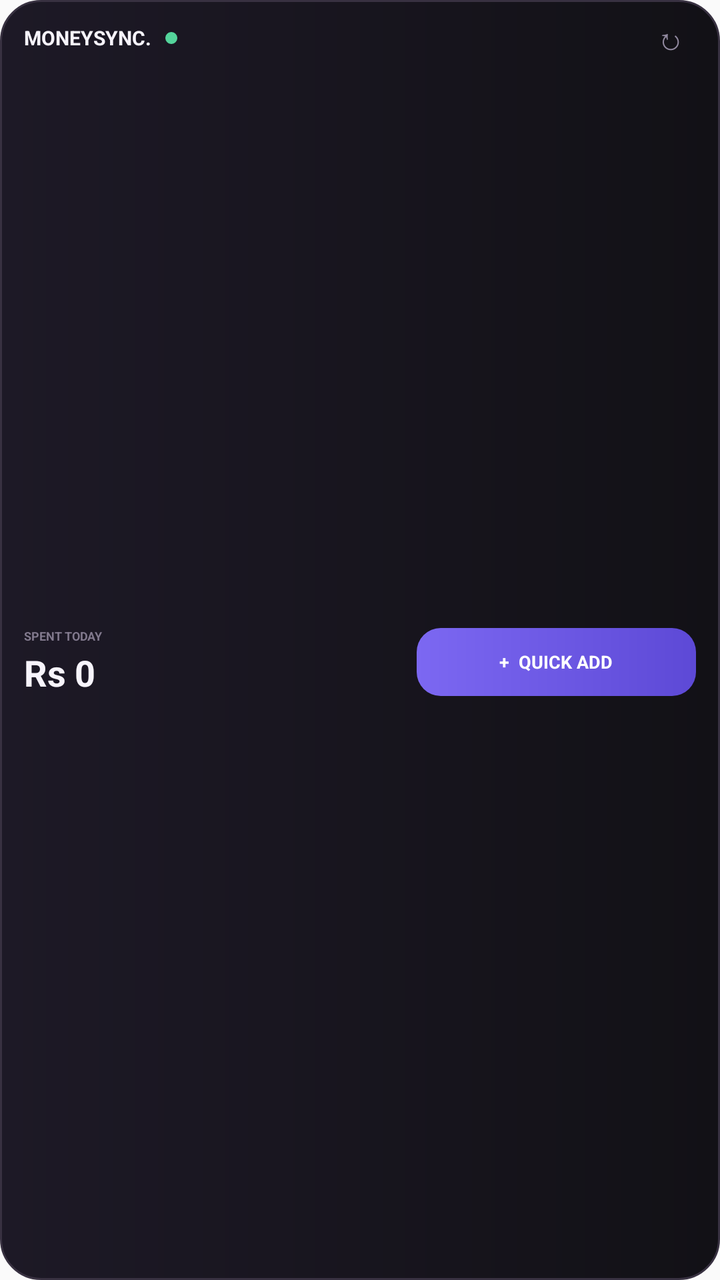
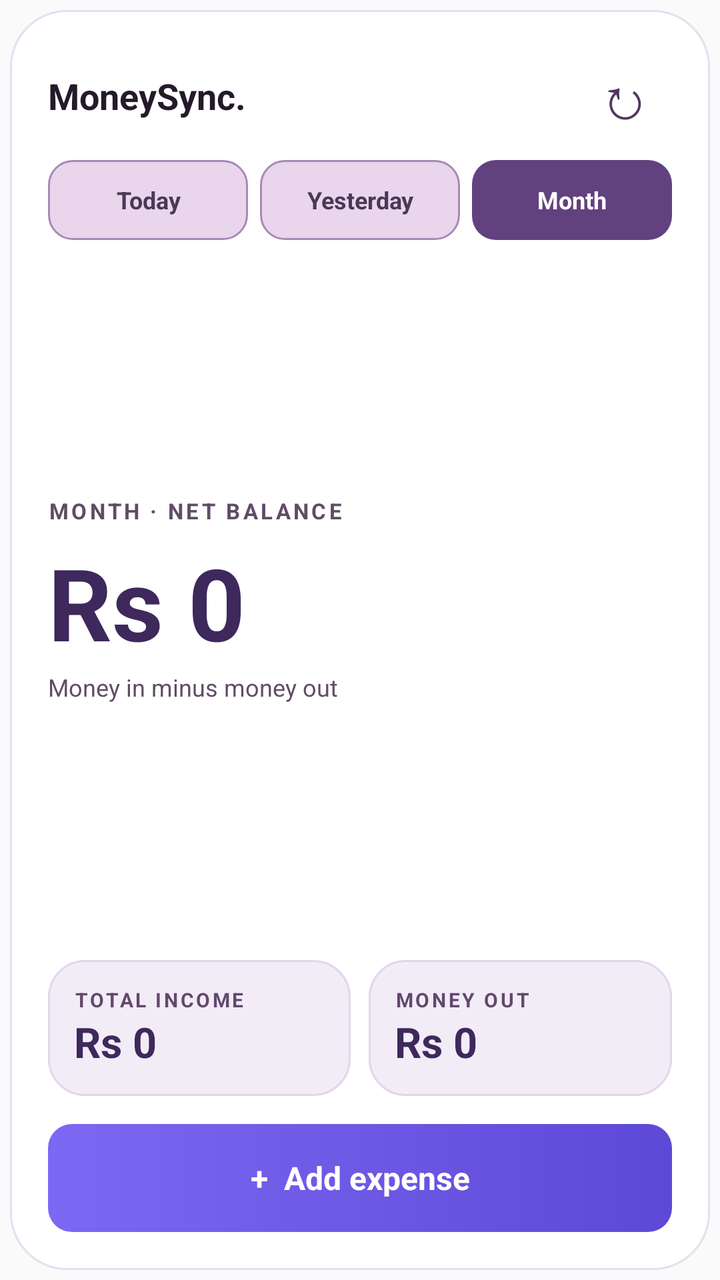

The first picture is an Android layout as it rendered before a commit; the second is the same layout after the commit. The layout source and the unified diff follow.
<!-- AndroidManifest.xml: application theme AppTheme -->
<!-- res/layout/kharcha_widget.xml -->
<?xml version="1.0" encoding="utf-8"?>
<LinearLayout xmlns:android="http://schemas.android.com/apk/res/android"
  android:id="@+id/widget_root"
  android:layout_width="match_parent"
  android:layout_height="match_parent"
  android:background="@drawable/widget_background"
  android:orientation="vertical"
  android:paddingStart="12dp"
  android:paddingTop="8dp"
  android:paddingEnd="12dp"
  android:paddingBottom="8dp">

  <LinearLayout
    android:layout_width="match_parent"
    android:layout_height="wrap_content"
    android:gravity="center_vertical"
    android:orientation="horizontal">

    <TextView
      android:layout_width="wrap_content"
      android:layout_height="wrap_content"
      android:text="MONEYSYNC."
      android:textColor="#F7F4FC"
      android:textSize="10sp"
      android:textStyle="bold" />

    <TextView
      android:layout_width="6dp"
      android:layout_height="6dp"
      android:layout_marginStart="7dp"
      android:background="@drawable/widget_live_dot"
      android:contentDescription="Active" />

    <TextView
      android:layout_width="0dp"
      android:layout_height="1dp"
      android:layout_weight="1" />

    <TextView
      android:id="@+id/widget_refresh"
      android:layout_width="26dp"
      android:layout_height="22dp"
      android:contentDescription="Refresh"
      android:gravity="center"
      android:text="&#x21BB;"
      android:textColor="#91899F"
      android:textSize="15sp" />
  </LinearLayout>

  <LinearLayout
    android:layout_width="match_parent"
    android:layout_height="0dp"
    android:layout_weight="1"
    android:gravity="center_vertical"
    android:orientation="horizontal">

    <LinearLayout
      android:layout_width="0dp"
      android:layout_height="wrap_content"
      android:layout_weight="1.15"
      android:orientation="vertical">

      <TextView
        android:layout_width="wrap_content"
        android:layout_height="wrap_content"
        android:text="SPENT TODAY"
        android:textColor="#81798D"
        android:textSize="6sp"
        android:textStyle="bold" />

      <TextView
        android:id="@+id/widget_amount"
        android:layout_width="match_parent"
        android:layout_height="wrap_content"
        android:layout_marginTop="2dp"
        android:contentDescription="Spent today"
        android:ellipsize="end"
        android:maxLines="1"
        android:text="Rs 0"
        android:textColor="#F7F4FC"
        android:textSize="18sp"
        android:textStyle="bold" />
    </LinearLayout>

    <TextView
      android:id="@+id/widget_quick_add"
      android:layout_width="0dp"
      android:layout_height="34dp"
      android:layout_marginStart="8dp"
      android:layout_weight="0.85"
      android:background="@drawable/widget_quick_button"
      android:clickable="true"
      android:contentDescription="Open quick entry"
      android:focusable="true"
      android:gravity="center"
      android:ellipsize="end"
      android:maxLines="1"
      android:text="+  QUICK ADD"
      android:textColor="#FFFFFF"
      android:textSize="9sp"
      android:textStyle="bold" />
  </LinearLayout>
</LinearLayout>
<!-- resources referenced by this layout -->
<resources>
  <!-- drawable widget_background (drawable) -->
  <?xml version="1.0" encoding="utf-8"?>
  <shape xmlns:android="http://schemas.android.com/apk/res/android" android:shape="rectangle">
    <gradient android:angle="0" android:startColor="#1D1926" android:endColor="#121116" />
    <corners android:radius="20dp" />
    <stroke android:width="1dp" android:color="#383141" />
    <padding android:left="2dp" android:top="2dp" android:right="2dp" android:bottom="2dp" />
  </shape>
  <!-- drawable widget_live_dot (drawable) -->
  <?xml version="1.0" encoding="utf-8"?>
  <shape xmlns:android="http://schemas.android.com/apk/res/android"
    android:shape="oval">
    <solid android:color="#54D49B" />
  </shape>
  <!-- drawable widget_quick_button (drawable) -->
  <?xml version="1.0" encoding="utf-8"?>
  <shape xmlns:android="http://schemas.android.com/apk/res/android" android:shape="rectangle">
    <gradient android:angle="0" android:startColor="#7C68F2" android:endColor="#5D49D6" />
    <corners android:radius="12dp" />
    <padding android:left="8dp" android:top="4dp" android:right="8dp" android:bottom="4dp" />
  </shape>
  <style name="AppTheme" parent="Theme.AppCompat.DayNight.NoActionBar">
      <item name="android:editTextBackground">@drawable/rn_edit_text_material</item>
      <item name="colorPrimary">@color/colorPrimary</item>
      <item name="android:statusBarColor">@android:color/transparent</item>
      <item name="android:navigationBarColor">@android:color/transparent</item>
    </style>
  <!-- drawable rn_edit_text_material (drawable) -->
  <?xml version="1.0" encoding="utf-8"?>
  <inset xmlns:android="http://schemas.android.com/apk/res/android"
         android:insetLeft="@dimen/abc_edit_text_inset_horizontal_material"
         android:insetRight="@dimen/abc_edit_text_inset_horizontal_material"
         android:insetTop="@dimen/abc_edit_text_inset_top_material"
         android:insetBottom="@dimen/abc_edit_text_inset_bottom_material"
         >
  
      <selector>
          
          <item android:state_enabled="false" android:drawable="@drawable/abc_textfield_default_mtrl_alpha"/>
          <item android:drawable="@drawable/abc_textfield_activated_mtrl_alpha"/>
      </selector>
  
  </inset>
  <color name="colorPrimary">#7C68F2</color>
</resources>

<!-- the commit's change to res/layout/kharcha_widget.xml (unified diff, before → after) -->
@@ -3,101 +3,40 @@
   android:id="@+id/widget_root"
   android:layout_width="match_parent"
   android:layout_height="match_parent"
-  android:background="@drawable/widget_background"
+  android:background="@android:color/transparent"
   android:orientation="vertical"
-  android:paddingStart="12dp"
-  android:paddingTop="8dp"
-  android:paddingEnd="12dp"
-  android:paddingBottom="8dp">
-
+  android:padding="5dp">
   <LinearLayout
+    android:id="@+id/widget_card"
     android:layout_width="match_parent"
-    android:layout_height="wrap_content"
-    android:gravity="center_vertical"
-    android:orientation="horizontal">
-
-    <TextView
-      android:layout_width="wrap_content"
-      android:layout_height="wrap_content"
-      android:text="MONEYSYNC."
-      android:textColor="#F7F4FC"
-      android:textSize="10sp"
-      android:textStyle="bold" />
-
-    <TextView
-      android:layout_width="6dp"
-      android:layout_height="6dp"
-      android:layout_marginStart="7dp"
-      android:background="@drawable/widget_live_dot"
-      android:contentDescription="Active" />
-
-    <TextView
-      android:layout_width="0dp"
-      android:layout_height="1dp"
-      android:layout_weight="1" />
-
-    <TextView
-      android:id="@+id/widget_refresh"
-      android:layout_width="26dp"
-      android:layout_height="22dp"
-      android:contentDescription="Refresh"
-      android:gravity="center"
-      android:text="&#x21BB;"
-      android:textColor="#91899F"
-      android:textSize="15sp" />
-  </LinearLayout>
-
-  <LinearLayout
-    android:layout_width="match_parent"
-    android:layout_height="0dp"
-    android:layout_weight="1"
-    android:gravity="center_vertical"
-    android:orientation="horizontal">
-
-    <LinearLayout
-      android:layout_width="0dp"
-      android:layout_height="wrap_content"
-      android:layout_weight="1.15"
-      android:orientation="vertical">
-
-      <TextView
-        android:layout_width="wrap_content"
-        android:layout_height="wrap_content"
-        android:text="SPENT TODAY"
-        android:textColor="#81798D"
-        android:textSize="6sp"
-        android:textStyle="bold" />
-
-      <TextView
-        android:id="@+id/widget_amount"
-        android:layout_width="match_parent"
-        android:layout_height="wrap_content"
-        android:layout_marginTop="2dp"
-        android:contentDescription="Spent today"
-        android:ellipsize="end"
-        android:maxLines="1"
-        android:text="Rs 0"
-        android:textColor="#F7F4FC"
-        android:textSize="18sp"
-        android:textStyle="bold" />
+    android:layout_height="match_parent"
+    android:background="@drawable/widget_amount_card"
+    android:orientation="vertical"
+    android:padding="19dp">
+    <LinearLayout android:layout_width="match_parent" android:layout_height="wrap_content" android:gravity="center_vertical" android:orientation="horizontal">
+      <TextView android:id="@+id/widget_brand" android:layout_width="0dp" android:layout_height="wrap_content" android:layout_weight="1" android:text="MoneySync." android:textColor="#241A29" android:textSize="18sp" android:textStyle="bold" />
+      <TextView android:id="@+id/widget_refresh" android:layout_width="48dp" android:layout_height="48dp" android:contentDescription="Refresh totals" android:gravity="center" android:text="&#x21BB;" android:textColor="#52365F" android:textSize="29sp" />
     </LinearLayout>
-
-    <TextView
-      android:id="@+id/widget_quick_add"
-      android:layout_width="0dp"
-      android:layout_height="34dp"
-      android:layout_marginStart="8dp"
-      android:layout_weight="0.85"
-      android:background="@drawable/widget_quick_button"
-      android:clickable="true"
-      android:contentDescription="Open quick entry"
-      android:focusable="true"
-      android:gravity="center"
-      android:ellipsize="end"
-      android:maxLines="1"
-      android:text="+  QUICK ADD"
-      android:textColor="#FFFFFF"
-      android:textSize="9sp"
-      android:textStyle="bold" />
+    <LinearLayout android:layout_width="match_parent" android:layout_height="40dp" android:layout_marginTop="8dp" android:orientation="horizontal">
+      <TextView android:id="@+id/widget_period_today" android:layout_width="0dp" android:layout_height="match_parent" android:layout_weight="1" android:background="@drawable/widget_period_inactive" android:gravity="center" android:text="Today" android:textColor="#493856" android:textSize="12sp" android:textStyle="bold" />
+      <TextView android:id="@+id/widget_period_yesterday" android:layout_width="0dp" android:layout_height="match_parent" android:layout_marginStart="6dp" android:layout_weight="1" android:background="@drawable/widget_period_inactive" android:gravity="center" android:text="Yesterday" android:textColor="#493856" android:textSize="12sp" android:textStyle="bold" />
+      <TextView android:id="@+id/widget_period_month" android:layout_width="0dp" android:layout_height="match_parent" android:layout_marginStart="6dp" android:layout_weight="1" android:background="@drawable/widget_period_active" android:gravity="center" android:text="Month" android:textColor="#FFFFFF" android:textSize="12sp" android:textStyle="bold" />
+    </LinearLayout>
+    <LinearLayout android:layout_width="match_parent" android:layout_height="0dp" android:layout_weight="1" android:gravity="center_vertical" android:orientation="vertical">
+      <TextView android:id="@+id/widget_label" android:layout_width="wrap_content" android:layout_height="wrap_content" android:letterSpacing="0.13" android:text="MONTH · NET BALANCE" android:textColor="#604C67" android:textSize="11sp" android:textStyle="bold" />
+      <TextView android:id="@+id/widget_amount" android:layout_width="match_parent" android:layout_height="wrap_content" android:layout_marginTop="5dp" android:contentDescription="Net balance for selected period" android:ellipsize="end" android:maxLines="1" android:text="Rs 0" android:textColor="#3E285C" android:textSize="50sp" android:textStyle="bold" />
+      <TextView android:id="@+id/widget_hero_hint" android:layout_width="match_parent" android:layout_height="wrap_content" android:layout_marginTop="1dp" android:text="Money in minus money out" android:textColor="#604C67" android:textSize="12sp" />
+    </LinearLayout>
+    <LinearLayout android:layout_width="match_parent" android:layout_height="68dp" android:orientation="horizontal">
+      <LinearLayout android:id="@+id/widget_stat_in" android:layout_width="0dp" android:layout_height="match_parent" android:layout_weight="1" android:background="@drawable/widget_stat_card" android:gravity="center_vertical" android:orientation="vertical" android:paddingStart="13dp" android:paddingEnd="8dp">
+        <TextView android:id="@+id/widget_net_label" android:layout_width="wrap_content" android:layout_height="wrap_content" android:letterSpacing="0.12" android:text="TOTAL INCOME" android:textColor="#62486D" android:textSize="10sp" android:textStyle="bold" />
+        <TextView android:id="@+id/widget_money_in" android:layout_width="match_parent" android:layout_height="wrap_content" android:ellipsize="end" android:maxLines="1" android:text="Rs 0" android:textColor="#3E285C" android:textSize="21sp" android:textStyle="bold" />
+      </LinearLayout>
+      <LinearLayout android:id="@+id/widget_stat_out" android:layout_width="0dp" android:layout_height="match_parent" android:layout_marginStart="9dp" android:layout_weight="1" android:background="@drawable/widget_stat_card" android:gravity="center_vertical" android:orientation="vertical" android:paddingStart="13dp" android:paddingEnd="8dp">
+        <TextView android:id="@+id/widget_out_label" android:layout_width="wrap_content" android:layout_height="wrap_content" android:letterSpacing="0.12" android:text="MONEY OUT" android:textColor="#62486D" android:textSize="10sp" android:textStyle="bold" />
+        <TextView android:id="@+id/widget_money_out" android:layout_width="match_parent" android:layout_height="wrap_content" android:ellipsize="end" android:maxLines="1" android:text="Rs 0" android:textColor="#3E285C" android:textSize="21sp" android:textStyle="bold" />
+      </LinearLayout>
+    </LinearLayout>
+    <TextView android:id="@+id/widget_quick_add" android:layout_width="match_parent" android:layout_height="54dp" android:layout_marginTop="14dp" android:background="@drawable/widget_quick_button" android:clickable="true" android:contentDescription="Open quick expense entry" android:focusable="true" android:gravity="center" android:text="+  Add expense" android:textColor="#FFFFFF" android:textSize="16sp" android:textStyle="bold" />
   </LinearLayout>
 </LinearLayout>
<!-- resource entries referenced after the edit -->
@@ -1,18 +1,24 @@
 <!-- resources referenced by this layout -->
 <resources>
-  <!-- drawable widget_background (drawable) -->
+  <!-- drawable widget_amount_card (drawable) -->
   <?xml version="1.0" encoding="utf-8"?>
   <shape xmlns:android="http://schemas.android.com/apk/res/android" android:shape="rectangle">
-    <gradient android:angle="0" android:startColor="#1D1926" android:endColor="#121116" />
-    <corners android:radius="20dp" />
-    <stroke android:width="1dp" android:color="#383141" />
-    <padding android:left="2dp" android:top="2dp" android:right="2dp" android:bottom="2dp" />
+    <solid android:color="#FFFFFF" />
+    <corners android:radius="28dp" />
+    <stroke android:width="1dp" android:color="#E8DDF0" />
   </shape>
-  <!-- drawable widget_live_dot (drawable) -->
+  <!-- drawable widget_period_active (drawable) -->
   <?xml version="1.0" encoding="utf-8"?>
-  <shape xmlns:android="http://schemas.android.com/apk/res/android"
-    android:shape="oval">
-    <solid android:color="#54D49B" />
+  <shape xmlns:android="http://schemas.android.com/apk/res/android" android:shape="rectangle">
+    <solid android:color="#62417F" />
+    <corners android:radius="12dp" />
+  </shape>
+  <!-- drawable widget_period_inactive (drawable) -->
+  <?xml version="1.0" encoding="utf-8"?>
+  <shape xmlns:android="http://schemas.android.com/apk/res/android" android:shape="rectangle">
+    <solid android:color="#E9D6EC" />
+    <corners android:radius="12dp" />
+    <stroke android:width="1dp" android:color="#A889B5" />
   </shape>
   <!-- drawable widget_quick_button (drawable) -->
   <?xml version="1.0" encoding="utf-8"?>
@@ -20,6 +26,13 @@
     <gradient android:angle="0" android:startColor="#7C68F2" android:endColor="#5D49D6" />
     <corners android:radius="12dp" />
     <padding android:left="8dp" android:top="4dp" android:right="8dp" android:bottom="4dp" />
+  </shape>
+  <!-- drawable widget_stat_card (drawable) -->
+  <?xml version="1.0" encoding="utf-8"?>
+  <shape xmlns:android="http://schemas.android.com/apk/res/android" android:shape="rectangle">
+    <solid android:color="#F2ECF7" />
+    <corners android:radius="18dp" />
+    <stroke android:width="1dp" android:color="#E2D6EB" />
   </shape>
   <style name="AppTheme" parent="Theme.AppCompat.DayNight.NoActionBar">
       <item name="android:editTextBackground">@drawable/rn_edit_text_material</item>
